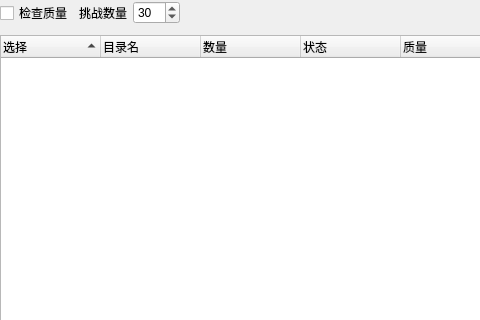
penglecn/ChiaTools, file ui/PlotCheckWidget.ui: the form before one commit; both pictures show x 0 to 480 and y 0 to 320 of the 969 by 628 pixel window.
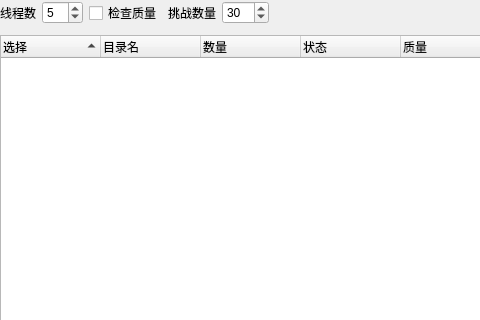
The form after the commit.

```diff
--- a/ui/PlotCheckWidget.ui
+++ b/ui/PlotCheckWidget.ui
@@ -34,8 +34,31 @@
      <property name="spacing">
       <number>6</number>
      </property>
+     <item>
+      <widget class="QLabel" name="label_2">
+       <property name="text">
+        <string>线程数</string>
+       </property>
+      </widget>
+     </item>
+     <item>
+      <widget class="QSpinBox" name="spinBoxThreadCount">
+       <property name="minimum">
+        <number>1</number>
+       </property>
+       <property name="value">
+        <number>5</number>
+       </property>
+      </widget>
+     </item>
      <item>
       <widget class="QCheckBox" name="checkBoxCheckQuality">
+       <property name="sizePolicy">
+        <sizepolicy hsizetype="Minimum" vsizetype="Minimum">
+         <horstretch>0</horstretch>
+         <verstretch>0</verstretch>
+        </sizepolicy>
+       </property>
        <property name="text">
         <string>检查质量</string>
        </property>
@@ -50,6 +73,12 @@
      </item>
      <item>
       <widget class="QSpinBox" name="spinChallengeCount">
+       <property name="sizePolicy">
+        <sizepolicy hsizetype="Minimum" vsizetype="Fixed">
+         <horstretch>0</horstretch>
+         <verstretch>0</verstretch>
+        </sizepolicy>
+       </property>
        <property name="minimum">
         <number>5</number>
        </property>
```
Left out of the diff: 2 changed lines with no effect on the pictures.
